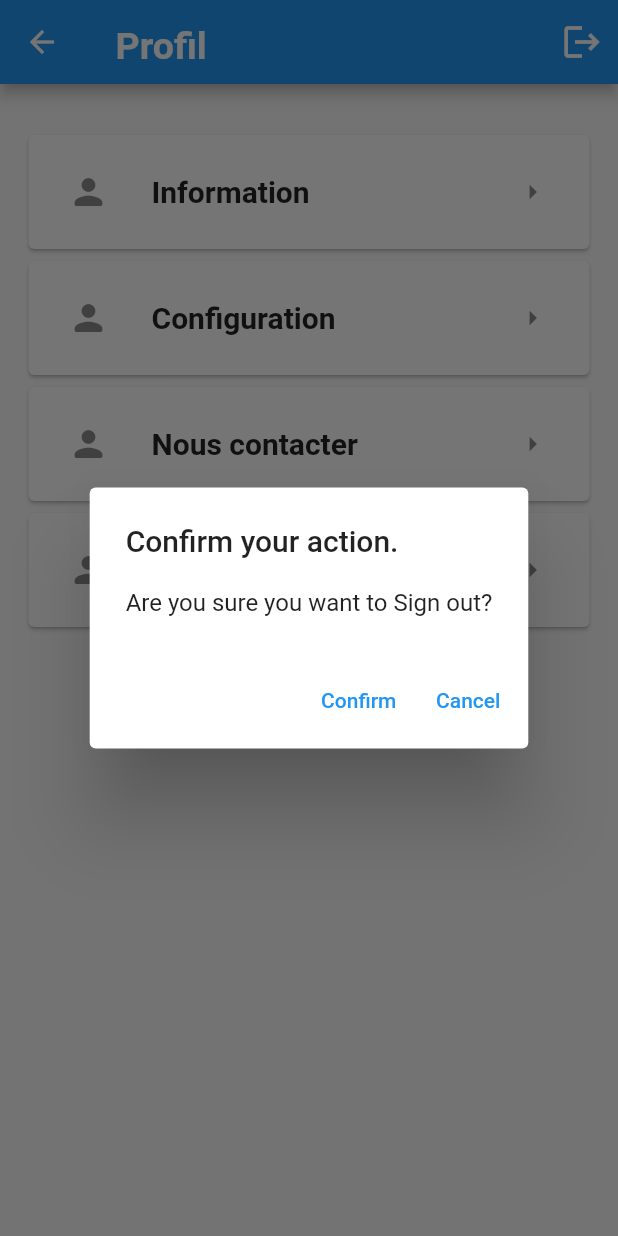
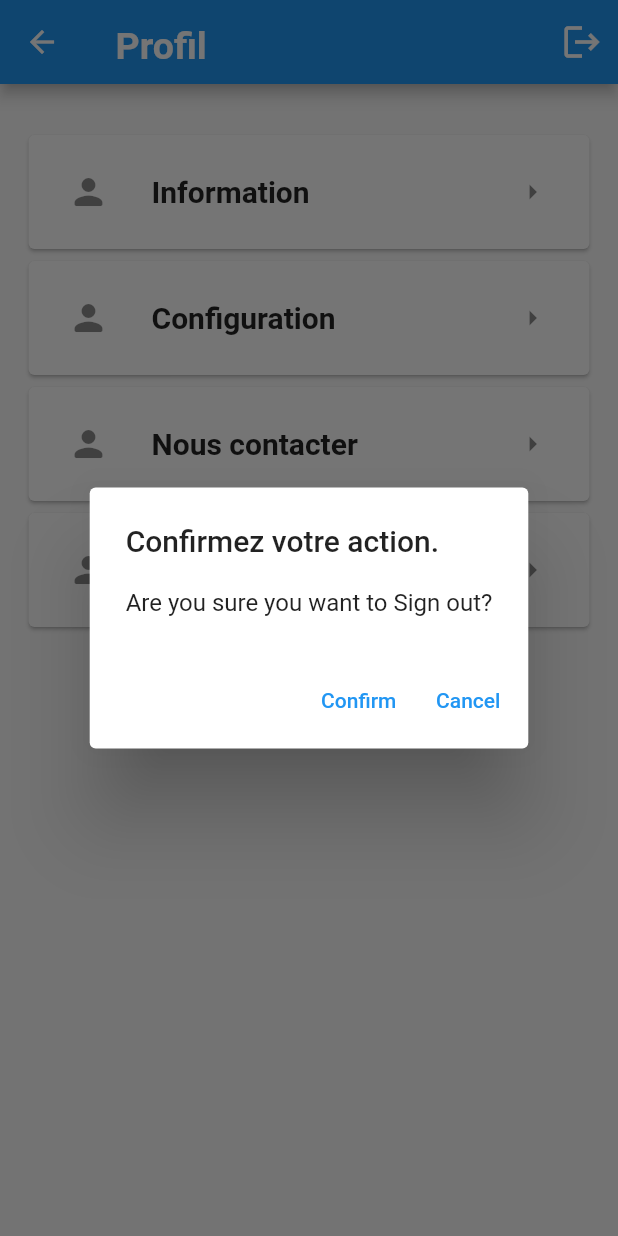
Before and after one commit to ElMehdiEchchad/Baztami-App-Flutter, a Flutter app: the ProfileScreen screen opened directly, after a tap on the "logout" icon, on a phone screen of 412 x 824 dp. Run offline on Flutter 3.47's test engine with Material 2 defaults, Android fonts, the phone set to English and light mode, and no system bars; our stand-ins replace bloc, cloud_firestore, equatable, firebase_auth, firebase_core, flutter_bloc and 3 more; missing offline and left inert: auto_size_text_field, dart:ffi; accounts and stored records are empty; Roboto replaces fonts that are missing (BalooTammudu2); statements that could not run were skipped.

Commit message:
Fixed the disappearing bottom navigation bar in profile actions.

```diff
--- a/lib/screens/MyInfo.dart
+++ b/lib/screens/MyInfo.dart
@@ -4,7 +4,6 @@ import 'package:baztami_app_flutter/screens/screens.dart';
 import 'package:firebase_auth/firebase_auth.dart';
 import 'package:flutter/material.dart';
 import 'package:cloud_firestore/cloud_firestore.dart';
-import 'package:baztami_app_flutter/data/firestoreFunctions.dart';
 
 class MyInfo extends StatefulWidget {
   const MyInfo({
@@ -23,8 +22,9 @@ class _MyInfoState extends State<MyInfo> {
         backgroundColor: Colors.white,
         leading: IconButton(
           onPressed: () => {
-            Navigator.push(context,
-                MaterialPageRoute(builder: (context) => ProfileScreen()))
+            /*Navigator.push(context,
+                MaterialPageRoute(builder: (context) => ProfileScreen()))*/
+            Navigator.pop(context)
           },
           icon: Icon(Icons.arrow_back),
           color: Palette.primaryDark2Color,
--- a/lib/screens/NousContacter.dart
+++ b/lib/screens/NousContacter.dart
@@ -2,7 +2,6 @@ import 'package:baztami_app_flutter/screens/ProfileScreen.dart';
 import 'package:baztami_app_flutter/widgets/BoxInfo.dart';
 import 'package:flutter/material.dart';
 import 'package:baztami_app_flutter/config/config.dart';
-
 
 class ContactUs extends StatefulWidget {
   const ContactUs({Key? key}) : super(key: key);
@@ -19,8 +18,9 @@ class _ContactUsState extends State<ContactUs> {
         backgroundColor: Colors.white,
         leading: IconButton(
           onPressed: () => {
-            Navigator.push(context,
-                MaterialPageRoute(builder: (context) => ProfileScreen()))
+            /*Navigator.push(context,
+                MaterialPageRoute(builder: (context) => ProfileScreen()))*/
+            Navigator.pop(context)
           },
           icon: Icon(Icons.arrow_back),
           color: Palette.primaryDark2Color,
--- a/lib/screens/ProfileScreen.dart
+++ b/lib/screens/ProfileScreen.dart
@@ -155,7 +155,7 @@ class _ProfileScreenState extends State<ProfileScreen> {
       barrierDismissible: false, // user must tap button!
       builder: (BuildContext context) {
         return AlertDialog(
-          title: Text('Confirm your action.'),
+          title: Text('Confirmez votre action.'),
           content: SingleChildScrollView(
             child: Column(
               children: <Widget>[
```
Also changed, not shown: pubspec.lock.
